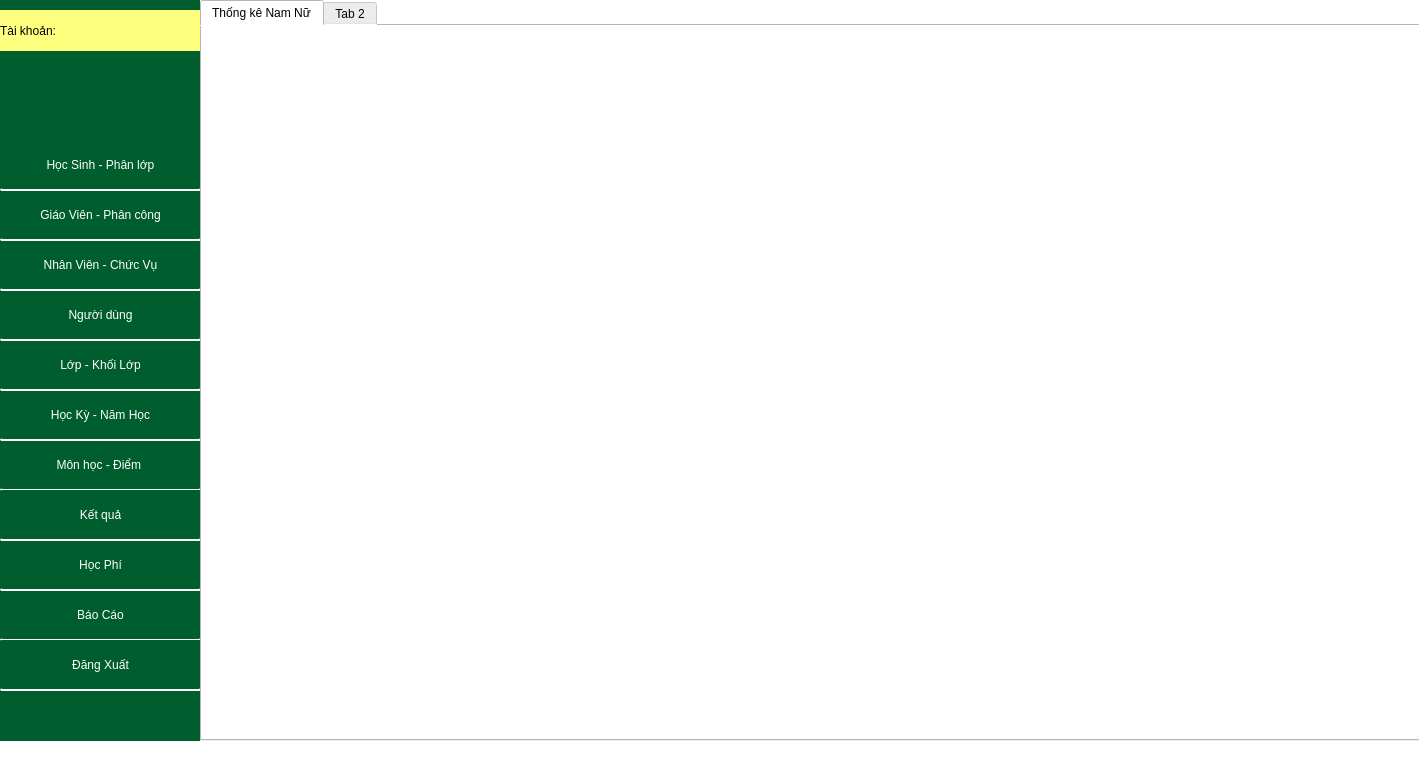
Before: the Qt Designer form GUI/TrangChu.ui in phuthuy44/Student--py, drawn with Qt 5.
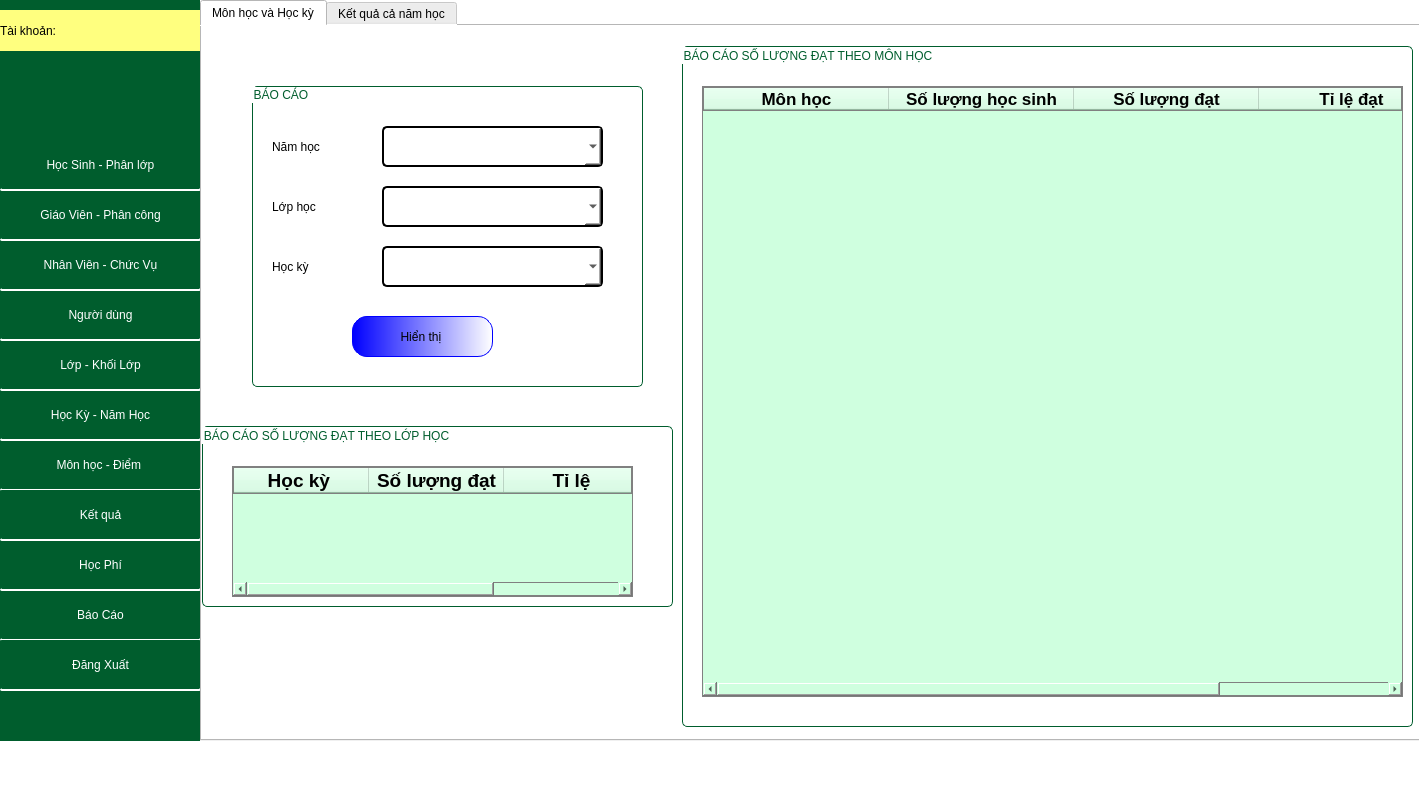
After: the same form once the commit is applied. The open tabs and pages were chosen to show the change.

The edit to the form file:
```diff
--- a/GUI/TrangChu.ui
+++ b/GUI/TrangChu.ui
@@ -7,7 +7,7 @@
     <x>0</x>
     <y>0</y>
     <width>1419</width>
-    <height>781</height>
+    <height>790</height>
    </rect>
   </property>
   <property name="windowTitle">
@@ -11368,12 +11368,359 @@
       </property>
       <widget class="QWidget" name="tab_26">
        <attribute name="title">
-        <string>Thống kê Nam Nữ</string>
+        <string>Môn học và Học kỳ</string>
        </attribute>
+       <widget class="QGroupBox" name="groupBox_18">
+        <property name="geometry">
+         <rect>
+          <x>50</x>
+          <y>60</y>
+          <width>391</width>
+          <height>301</height>
+         </rect>
+        </property>
+        <property name="styleSheet">
+         <string notr="true">QGroupBox{
+border-radius: 5px;
+	font: 14pt &quot;Tahoma&quot;;
+border:0.5px solid rgb(0, 93, 45);
+color:rgb(0, 93, 45);
+}
+</string>
+        </property>
+        <property name="title">
+         <string>BÁO CÁO</string>
+        </property>
+        <widget class="QLabel" name="label_12">
+         <property name="geometry">
+          <rect>
+           <x>20</x>
+           <y>50</y>
+           <width>81</width>
+           <height>21</height>
+          </rect>
+         </property>
+         <property name="styleSheet">
+          <string notr="true">font: 75 14pt &quot;Tahoma&quot;;</string>
+         </property>
+         <property name="text">
+          <string>Năm học</string>
+         </property>
+        </widget>
+        <widget class="QLabel" name="label_13">
+         <property name="geometry">
+          <rect>
+           <x>20</x>
+           <y>110</y>
+           <width>81</width>
+           <height>21</height>
+          </rect>
+         </property>
+         <property name="styleSheet">
+          <string notr="true">font: 75 14pt &quot;Tahoma&quot;;</string>
+         </property>
+         <property name="text">
+          <string>Lớp học </string>
+         </property>
+        </widget>
+        <widget class="QComboBox" name="comboBox_10">
+         <property name="geometry">
+          <rect>
+           <x>130</x>
+           <y>40</y>
+           <width>221</width>
+           <height>41</height>
+          </rect>
+         </property>
+         <property name="styleSheet">
+          <string notr="true">font: 16pt &quot;Tahoma&quot;;
+border:2px solid black;
+color: black;
+background-color: rgb(255, 255, 255);
+border-radius:5px;
+</string>
+         </property>
+        </widget>
+        <widget class="QComboBox" name="comboBox_11">
+         <property name="geometry">
+          <rect>
+           <x>130</x>
+           <y>100</y>
+           <width>221</width>
+           <height>41</height>
+          </rect>
+         </property>
+         <property name="styleSheet">
+          <string notr="true">font: 16pt &quot;Tahoma&quot;;
+border:2px solid black;
+color: black;
+background-color: rgb(255, 255, 255);
+border-radius:5px;
+</string>
+         </property>
+        </widget>
+        <widget class="QComboBox" name="comboBox_12">
+         <property name="geometry">
+          <rect>
+           <x>130</x>
+           <y>160</y>
+           <width>221</width>
+           <height>41</height>
+          </rect>
+         </property>
+         <property name="styleSheet">
+          <string notr="true">font: 16pt &quot;Tahoma&quot;;
+border:2px solid black;
+color: black;
+background-color: rgb(255, 255, 255);
+border-radius:5px;
+</string>
+         </property>
+        </widget>
+        <widget class="QLabel" name="label_14">
+         <property name="geometry">
+          <rect>
+           <x>20</x>
+           <y>170</y>
+           <width>81</width>
+           <height>21</height>
+          </rect>
+         </property>
+         <property name="styleSheet">
+          <string notr="true">font: 75 14pt &quot;Tahoma&quot;;</string>
+         </property>
+         <property name="text">
+          <string>Học kỳ</string>
+         </property>
+        </widget>
+        <widget class="QPushButton" name="btnMH_HK">
+         <property name="geometry">
+          <rect>
+           <x>100</x>
+           <y>230</y>
+           <width>141</width>
+           <height>41</height>
+          </rect>
+         </property>
+         <property name="styleSheet">
+          <string notr="true">QPushButton{
+color: rgb(0, 0, 0);
+font: 16pt &quot;Tahoma&quot;;
+border-radius:15px;
+border:1px solid blue;
+	background-color: qlineargradient(spread:pad, x1:0, y1:0, x2:1, y2:0, stop:0 rgba(0, 0, 255, 255), stop:1 rgba(255, 255, 255, 255));
+}
+QPushButton:hover{
+	font: 18pt &quot;Tahoma&quot;;
+	background-color: qlineargradient(spread:repeat, x1:0, y1:0, x2:1, y2:0, stop:0 rgba(0, 85, 255, 255), stop:1 rgba(255, 255, 255, 255));
+}
+</string>
+         </property>
+         <property name="text">
+          <string>Hiển thị </string>
+         </property>
+        </widget>
+       </widget>
+       <widget class="QGroupBox" name="groupBox_19">
+        <property name="geometry">
+         <rect>
+          <x>480</x>
+          <y>20</y>
+          <width>731</width>
+          <height>681</height>
+         </rect>
+        </property>
+        <property name="styleSheet">
+         <string notr="true">QGroupBox{
+border-radius: 5px;
+	font: 14pt &quot;Tahoma&quot;;
+border:0.5px solid rgb(0, 93, 45);
+color:rgb(0, 93, 45);
+}
+</string>
+        </property>
+        <property name="title">
+         <string>BÁO CÁO SỐ LƯỢNG ĐẠT THEO MÔN HỌC</string>
+        </property>
+        <widget class="QTableWidget" name="tableLH_MH">
+         <property name="geometry">
+          <rect>
+           <x>20</x>
+           <y>40</y>
+           <width>701</width>
+           <height>611</height>
+          </rect>
+         </property>
+         <property name="styleSheet">
+          <string notr="true">border: 1px solid gray;
+border- radius:2px;
+color: rgb(0, 0, 0);
+font: 75 14pt &quot;Tahoma&quot;;
+background-color: rgb(207, 255, 223);</string>
+         </property>
+         <attribute name="horizontalHeaderDefaultSectionSize">
+          <number>185</number>
+         </attribute>
+         <column>
+          <property name="text">
+           <string>Môn học</string>
+          </property>
+          <property name="font">
+           <font>
+            <family>Tahoma</family>
+            <pointsize>13</pointsize>
+            <weight>75</weight>
+            <bold>true</bold>
+           </font>
+          </property>
+          <property name="textAlignment">
+           <set>AlignCenter</set>
+          </property>
+         </column>
+         <column>
+          <property name="text">
+           <string>Số lượng học sinh</string>
+          </property>
+          <property name="font">
+           <font>
+            <family>Tahoma</family>
+            <pointsize>13</pointsize>
+            <weight>75</weight>
+            <bold>true</bold>
+           </font>
+          </property>
+          <property name="textAlignment">
+           <set>AlignCenter</set>
+          </property>
+         </column>
+         <column>
+          <property name="text">
+           <string>Số lượng đạt</string>
+          </property>
+          <property name="font">
+           <font>
+            <family>Tahoma</family>
+            <pointsize>13</pointsize>
+            <weight>75</weight>
+            <bold>true</bold>
+           </font>
+          </property>
+          <property name="textAlignment">
+           <set>AlignCenter</set>
+          </property>
+         </column>
+         <column>
+          <property name="text">
+           <string>Tỉ lệ đạt</string>
+          </property>
+          <property name="font">
+           <font>
+            <family>Tahoma</family>
+            <pointsize>13</pointsize>
+            <weight>75</weight>
+            <bold>true</bold>
+           </font>
+          </property>
+          <property name="textAlignment">
+           <set>AlignCenter</set>
+          </property>
+         </column>
+        </widget>
+       </widget>
+       <widget class="QGroupBox" name="groupBox_20">
+        <property name="geometry">
+         <rect>
+          <x>0</x>
+          <y>400</y>
+          <width>471</width>
+          <height>181</height>
+         </rect>
+        </property>
+        <property name="styleSheet">
+         <string notr="true">QGroupBox{
+border-radius: 5px;
+	font: 14pt &quot;Tahoma&quot;;
+border:0.5px solid rgb(0, 93, 45);
+color:rgb(0, 93, 45);
+}
+</string>
+        </property>
+        <property name="title">
+         <string>BÁO CÁO SỐ LƯỢNG ĐẠT THEO LỚP HỌC</string>
+        </property>
+        <widget class="QTableWidget" name="tableWidget_2">
+         <property name="geometry">
+          <rect>
+           <x>30</x>
+           <y>40</y>
+           <width>401</width>
+           <height>131</height>
+          </rect>
+         </property>
+         <property name="styleSheet">
+          <string notr="true">border: 1px solid gray;
+border- radius:2px;
+color: rgb(0, 0, 0);
+font: 75 14pt &quot;Tahoma&quot;;
+background-color: rgb(207, 255, 223);</string>
+         </property>
+         <attribute name="horizontalHeaderDefaultSectionSize">
+          <number>135</number>
+         </attribute>
+         <column>
+          <property name="text">
+           <string>Học kỳ </string>
+          </property>
+          <property name="font">
+           <font>
+            <family>Tahoma</family>
+            <pointsize>14</pointsize>
+            <weight>75</weight>
+            <bold>true</bold>
+           </font>
+          </property>
+          <property name="textAlignment">
+           <set>AlignCenter</set>
+          </property>
+         </column>
+         <column>
+          <property name="text">
+           <string>Số lượng đạt</string>
+          </property>
+          <property name="font">
+           <font>
+            <family>Tahoma</family>
+            <pointsize>14</pointsize>
+            <weight>75</weight>
+            <bold>true</bold>
+           </font>
+          </property>
+          <property name="textAlignment">
+           <set>AlignCenter</set>
+          </property>
+         </column>
+         <column>
+          <property name="text">
+           <string>Tỉ lệ</string>
+          </property>
+          <property name="font">
+           <font>
+            <family>Tahoma</family>
+            <pointsize>14</pointsize>
+            <weight>75</weight>
+            <bold>true</bold>
+           </font>
+          </property>
+          <property name="textAlignment">
+           <set>AlignCenter</set>
+          </property>
+         </column>
+        </widget>
+       </widget>
       </widget>
       <widget class="QWidget" name="tab_27">
        <attribute name="title">
-        <string>Tab 2</string>
+        <string>Kết quả cả năm học</string>
        </attribute>
       </widget>
      </widget>
```
Left out of the diff: 141 changed lines with no effect on the pictures.
